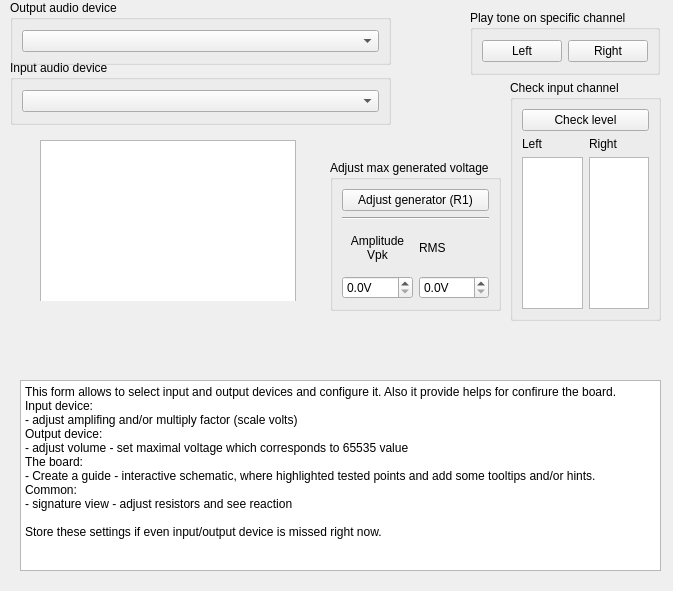
Before: the Qt Designer form formcalibration.ui in polovik/asa, drawn with Qt 5.
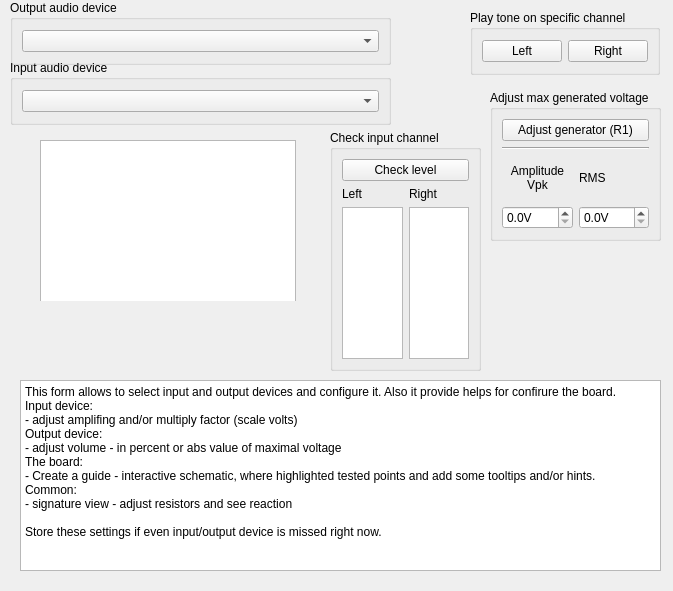
After: the same form once the commit is applied. Custom widgets are drawn as their Qt base class.

Commit message: Change amplitude volume for ToneGenerator.

What changed in the file:
```diff
--- a/formcalibration.ui
+++ b/formcalibration.ui
@@ -27,7 +27,7 @@
 Input device:
 - adjust amplifing and/or multiply factor (scale volts)
 Output device:
-- adjust volume - set maximal voltage which corresponds to 65535 value
+- adjust volume - in percent or abs value of maximal voltage
 The board:
 - Create a guide - interactive schematic, where highlighted tested points and add some tooltips and/or hints.
 Common:
@@ -110,8 +110,8 @@
   <widget class="QGroupBox" name="groupBox_4">
    <property name="geometry">
     <rect>
-     <x>510</x>
-     <y>80</y>
+     <x>330</x>
+     <y>130</y>
      <width>151</width>
      <height>241</height>
     </rect>
@@ -179,8 +179,8 @@
   <widget class="QGroupBox" name="groupBox_5">
    <property name="geometry">
     <rect>
-     <x>330</x>
-     <y>160</y>
+     <x>490</x>
+     <y>90</y>
      <width>171</width>
      <height>151</height>
     </rect>
```
The commit also changes 5 other files.
